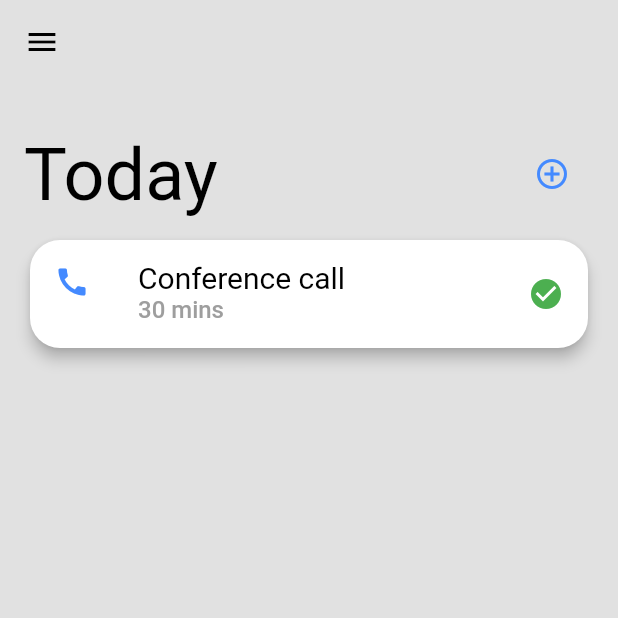
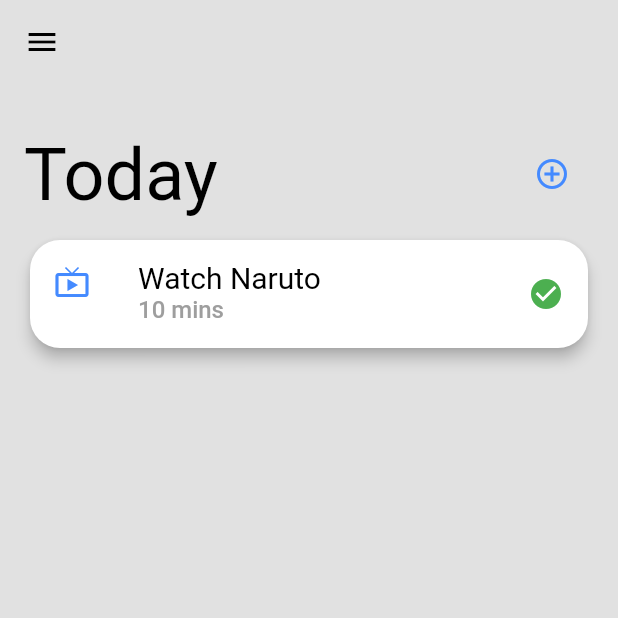
Before and after one commit to joaohhenriq/flutter-theme-change, a Flutter app: the screen it shows after launch, on a phone screen of 412 x 824 dp, the top half of it. Run offline on Flutter 3.47's test engine with Material 2 defaults, Android fonts, the phone set to English and light mode, and no system bars.

Commit message:
Static pictures

```diff
--- a/lib/app_theme.dart
+++ b/lib/app_theme.dart
@@ -41,7 +41,7 @@ class AppTheme {
 
   //-------dark-------
   static Color _darkPrimaryColor = Colors.white24;
-  static Color _darkPrimaryVariantColor = Colors.black;
+  static Color _darkPrimaryVariantColor = Colors.grey[850];
   static Color _darkSecondaryColor = Colors.white;
   static Color _darkOnPrimaryColor = Colors.white;
 
--- a/lib/pages/home_page.dart
+++ b/lib/pages/home_page.dart
@@ -39,15 +39,15 @@ class HomePage extends StatelessWidget {
               margin: EdgeInsets.symmetric(horizontal: 20),
               child: ListTile(
                 leading: Icon(
-                  Icons.call,
+                  Icons.live_tv,
                   color: Theme.of(context).iconTheme.color,
                 ),
                 title: Text(
-                  "Conference call",
+                  "Watch Naruto",
                   style: Theme.of(context).textTheme.body1,
                 ),
                 subtitle: Text(
-                  "30 mins",
+                  "10 mins",
                   style: Theme.of(context).textTheme.body2,
                 ),
                 trailing: Icon(
```
Also changed, not shown: static/1.jpg (added), static/2.jpg (added), 1 other file.
